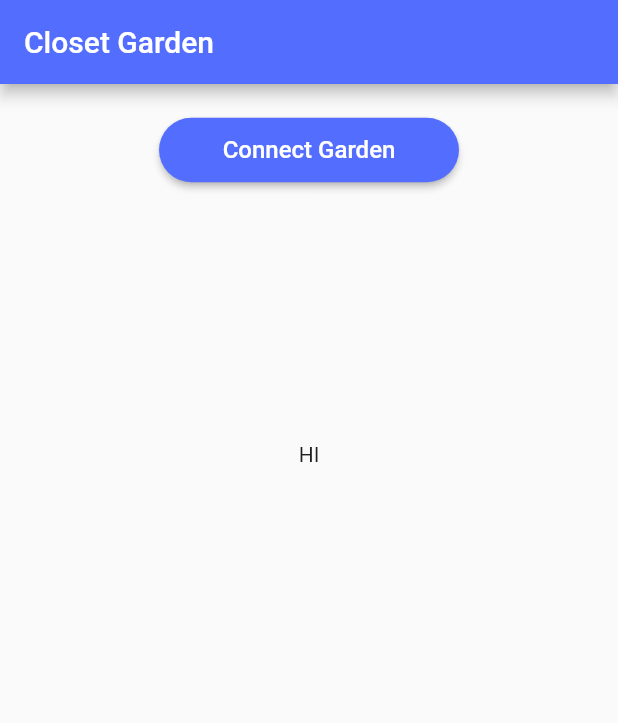
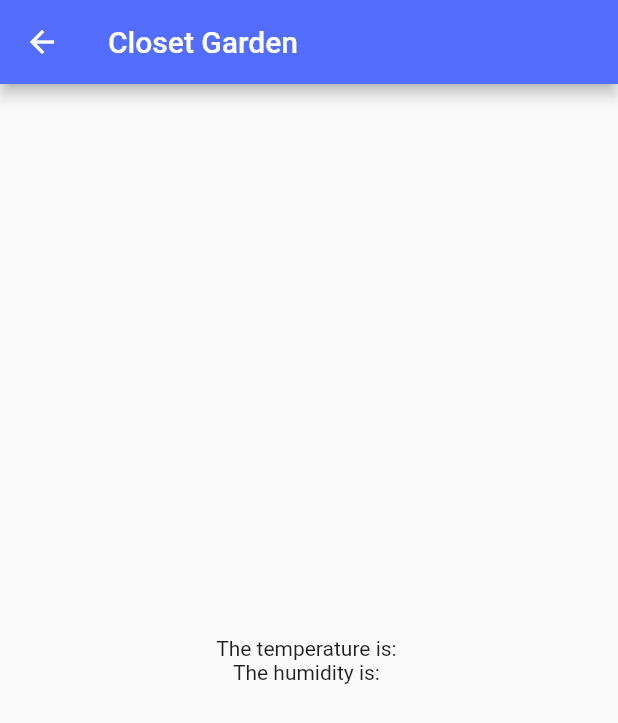
Before and after one commit to DanielWilliamFaessler/appProjectEsp32, a Flutter app: the screen it shows after launch, after a tap on "Connect Garden", on a phone screen of 412 x 824 dp. Shown: the top 723 px of the screen. Run offline on Flutter 3.47's test engine with Material 2 defaults, Android fonts, the phone set to English and light mode, and no system bars; missing offline and left inert: mqtt_client.

Commit message:
Moved the MQTT functions to the second "view" and added a json filter to only get the numbers

```diff
--- /dev/null
+++ b/closetgarden/lib/Second.dart
@@ -0,0 +1,78 @@
+import 'package:flutter/material.dart';
+import 'package:mqtt_client/mqtt_client.dart';
+import 'package:mqtt_client/mqtt_server_client.dart';
+import 'dart:convert';
+
+class Second extends StatefulWidget{
+  @override
+  _Second createState()=> _Second();
+}
+
+final broker = 'broker.mqttdashboard.com';
+final port = 1883;
+final topic = 'garden/sensor';
+final clientIdentifier = 'flutter';
+
+class _Second extends State<Second>{
+
+  String receivedMessage = '';
+  String temp = '';
+  String humidity = '';
+  MqttServerClient client = MqttServerClient(broker, clientIdentifier);
+
+  @override
+  void initState() {
+    super.initState();
+    connectDevice();
+  }
+
+  void connectDevice() async {
+    client.port = port;
+    await client.connect();
+    if (client.connectionStatus!.state == MqttConnectionState.connected) {
+      print('Connected to broker');
+      client.subscribe(topic, MqttQos.exactlyOnce);
+      client.updates?.listen((List<MqttReceivedMessage<MqttMessage>> messages) {
+        for (MqttReceivedMessage<MqttMessage> message in messages) {
+          messageReceived(message.topic, message.payload);
+        }
+      });
+    }
+  }
+
+  void messageReceived(String topic, MqttMessage message) {
+    if (message is MqttPublishMessage) {
+      String payload = MqttPublishPayload.bytesToStringAsString(message.payload.message);
+      setState(() {
+        receivedMessage = payload;
+        Map<String, dynamic> jsonMap = jsonDecode(receivedMessage);
+        double humidities = jsonMap['humidity'];
+        jsonMap.remove('humidity');
+        double temperative = jsonMap['temp'];
+        jsonMap.remove('temp');
+        humidity = '$humidities';
+        temp = '$temperative';
+
+      });
+    }
+  }
+
+  @override
+  Widget build(BuildContext context){
+    return Scaffold(
+      appBar: AppBar(
+        backgroundColor: Colors.indigoAccent,
+        title: Text('Closet Garden'),
+      ),
+      body: Center(
+        child: Column(
+          mainAxisAlignment: MainAxisAlignment.center,
+          children: [
+            Text('The temperature is: $temp'),
+            Text('The humidity is: $humidity'),
+          ],
+        ),
+      ),
+    );
+  }
+}
--- a/closetgarden/lib/data.dart
+++ /dev/null
@@ -1,16 +0,0 @@
-import 'package:flutter/material.dart';
-
-class SecondScreen extends StatelessWidget {
-  @override
-  Widget build(BuildContext context) {
-    return Scaffold(
-      appBar: AppBar(
-        backgroundColor: Colors.indigoAccent,
-        title: Text('Closet Garden'),
-      ),
-      body: Center(
-        child: Text('This is the second screen'),
-      ),
-    );
-  }
-}
--- a/closetgarden/lib/main.dart
+++ b/closetgarden/lib/main.dart
@@ -1,16 +1,7 @@
 import 'package:flutter/material.dart';
-import 'package:mqtt_client/mqtt_client.dart';
-import 'package:mqtt_client/mqtt_server_client.dart';
-
-const broker = 'broker.mqttdashboard.com';
-const port = 1883;
-const topic = 'garden/sensor';
-const clientIdentifier = 'flutter';
-final client = MqttServerClient(broker, clientIdentifier);
+import 'Second.dart';
 
 void main() {
-  // sets port
-  client.port = port;
   runApp(MyApp());
 }
 
@@ -32,36 +23,13 @@
   _MyHomePageState createState() => _MyHomePageState();
 }
 
+
+
 class _MyHomePageState extends State<MyHomePage> {
-  String receivedMessage = 'HI';
 
   @override
   void initState() {
     super.initState();
-    connectDevice();
-  }
-
-  void connectDevice() async {
-    await client.connect();
-    if (client.connectionStatus!.state == MqttConnectionState.connected) {
-      print('Connected to broker');
-      client.subscribe(topic, MqttQos.exactlyOnce);
-
-      client.updates?.listen((List<MqttReceivedMessage<MqttMessage>> messages) {
-        for (MqttReceivedMessage<MqttMessage> message in messages) {
-          messageReceived(message.topic, message.payload);
-        }
-      });
-    }
-  }
-
-  void messageReceived(String topic, MqttMessage message) {
-    if (message is MqttPublishMessage) {
-      String payload = MqttPublishPayload.bytesToStringAsString(message.payload.message);
-      setState(() {
-        receivedMessage = payload;
-      });
-    }
   }
 
   @override
@@ -80,7 +48,7 @@
             bottom: MediaQuery.of(context).size.height / 3,
             child: Center(
               child: Text(
-                receivedMessage,
+                'Silly',
               ),
             ),
           ),
@@ -98,12 +66,15 @@
 }
 
 class MyFloatingActionButton extends StatelessWidget {
+
   @override
   Widget build(BuildContext context) {
     return Container(
       width: 200, // Adjust the width as per your requirement
       child: ElevatedButton(
-        onPressed: () {},
+        onPressed: () {
+          Navigator.push(context, MaterialPageRoute(builder: (context) => Second()));
+        },
         style: ElevatedButton.styleFrom(
           shape: RoundedRectangleBorder(
             borderRadius: BorderRadius.circular(30), // Adjust the borderRadius as needed
--- a/closetgarden/pubspec.yaml
+++ b/closetgarden/pubspec.yaml
@@ -38,6 +38,7 @@ dependencies:
   flutter_blue: ^0.8.0
   mqtt_client: ^10.0.0
   provider: ^6.0.5
+  convert: ^3.1.1
 
 dev_dependencies:
   flutter_test:
```
Also changed, not shown: closetgarden/pubspec.lock.
